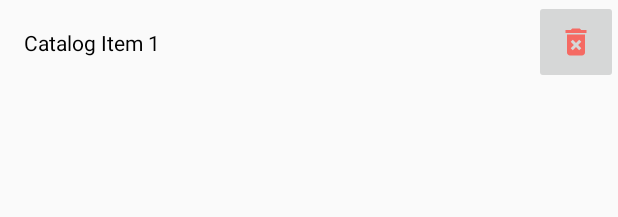
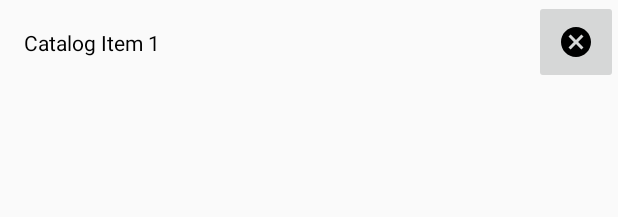
Before and after one commit to Kabowyad/OrderHW, an Android app: the layout bucket_item.xml on its own in the app's theme, with its tools: preview values and no code run, on a phone screen of 412 x 824 dp. Shown: the top 217 px of the screen. Run offline under Robolectric (Android 15) with nearby library versions, the phone set to English and light mode, and no system bars; Roboto replaces fonts that are not available here.

Commit message:
layout, drawable fixies

```diff
--- /dev/null
+++ b/app/src/main/res/drawable/ic_cancel_black_24dp.xml
@@ -0,0 +1,9 @@
+<vector xmlns:android="http://schemas.android.com/apk/res/android"
+        android:width="24dp"
+        android:height="24dp"
+        android:viewportWidth="24.0"
+        android:viewportHeight="24.0">
+    <path
+        android:fillColor="#FF000000"
+        android:pathData="M12,2C6.47,2 2,6.47 2,12s4.47,10 10,10 10,-4.47 10,-10S17.53,2 12,2zM17,15.59L15.59,17 12,13.41 8.41,17 7,15.59 10.59,12 7,8.41 8.41,7 12,10.59 15.59,7 17,8.41 13.41,12 17,15.59z"/>
+</vector>
--- a/app/src/main/res/layout/bucket_item.xml
+++ b/app/src/main/res/layout/bucket_item.xml
@@ -23,7 +23,7 @@
         android:layout_height="wrap_content"
         android:contentDescription="@string/buttonDeleteItem"
         android:padding="16dp"
-        android:src="@drawable/ic_delete_forever_red_24dp"
+        android:src="@drawable/ic_cancel_black_24dp"
         app:layout_constraintBottom_toBottomOf="parent"
         app:layout_constraintEnd_toEndOf="parent"
         app:layout_constraintTop_toTopOf="parent" />
```
Also changed, not shown: app/src/main/res/values/strings.xml (+20 -31 lines).
